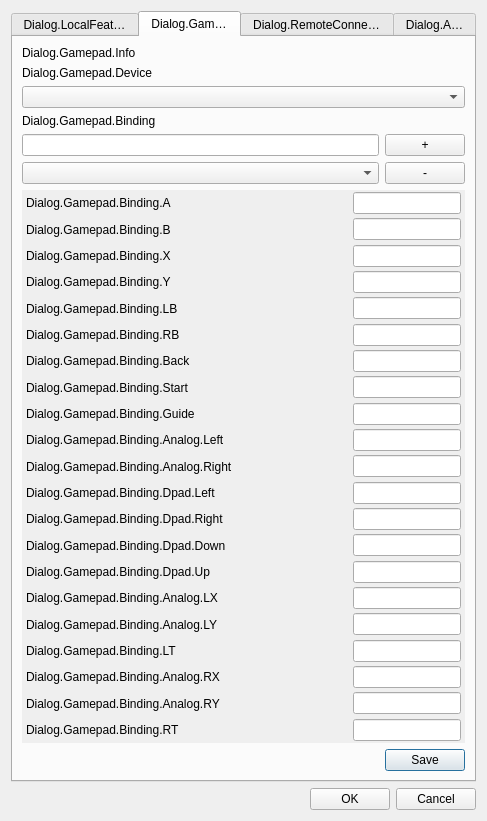
Before: the Qt Designer form src/gui/io_settings_dialog.ui in univrsal/input-overlay, drawn with Qt 5.
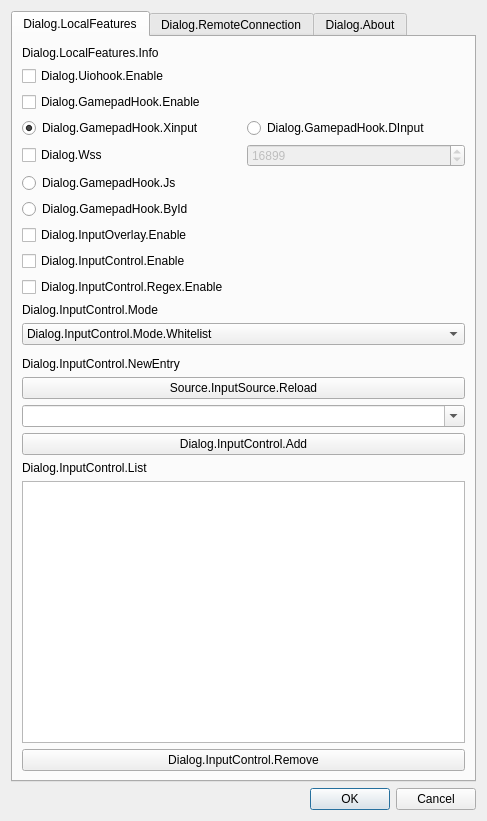
After: the same form once the commit is applied. The open tabs and pages were chosen to show the change.

Commit message:
Plugin, Presets, CCT: Switch to SDL2 for gamepad input
This removes the old gamepad library and instead uses SDL2 for all
gamepad input. This also means that the keycodes for gamepad buttons
have changed. All existing presets have been updated and the config tool
will convert the old codes when loading any preset. So conversion is as
easy as loading a preset and then saving it again.

The client has not been updated for now as there's more refactoring
needed for that.

The edit to the form file:
```diff
--- a/src/gui/io_settings_dialog.ui
+++ b/src/gui/io_settings_dialog.ui
@@ -268,1148 +268,6 @@
        </item>
       </layout>
      </widget>
-     <widget class="QWidget" name="tab_gamepad">
-      <attribute name="title">
-       <string>Dialog.Gamepad</string>
-      </attribute>
-      <layout class="QVBoxLayout" name="verticalLayout_3">
-       <item>
-        <widget class="QLabel" name="lbl_bindings">
-         <property name="text">
-          <string>Dialog.Gamepad.Info</string>
-         </property>
-        </widget>
-       </item>
-       <item>
-        <widget class="QLabel" name="label">
-         <property name="text">
-          <string>Dialog.Gamepad.Device</string>
-         </property>
-        </widget>
-       </item>
-       <item>
-        <widget class="QComboBox" name="cb_device"/>
-       </item>
-       <item>
-        <widget class="QLabel" name="label_2">
-         <property name="text">
-          <string>Dialog.Gamepad.Binding</string>
-         </property>
-        </widget>
-       </item>
-       <item>
-        <layout class="QHBoxLayout" name="horizontalLayout_25">
-         <item>
-          <widget class="QLineEdit" name="txt_new_binding_name"/>
-         </item>
-         <item>
-          <widget class="QPushButton" name="btn_add_bind">
-           <property name="sizePolicy">
-            <sizepolicy hsizetype="Minimum" vsizetype="Minimum">
-             <horstretch>0</horstretch>
-             <verstretch>0</verstretch>
-            </sizepolicy>
-           </property>
-           <property name="minimumSize">
-            <size>
-             <width>15</width>
-             <height>15</height>
-            </size>
-           </property>
-           <property name="text">
-            <string>+</string>
-           </property>
-          </widget>
-         </item>
-        </layout>
-       </item>
-       <item>
-        <layout class="QHBoxLayout" name="horizontalLayout_24">
-         <item>
-          <widget class="QComboBox" name="cb_bindings">
-           <property name="sizePolicy">
-            <sizepolicy hsizetype="Expanding" vsizetype="Fixed">
-             <horstretch>0</horstretch>
-             <verstretch>0</verstretch>
-            </sizepolicy>
-           </property>
-          </widget>
-         </item>
-         <item>
-          <widget class="QPushButton" name="btn_remove_bind">
-           <property name="sizePolicy">
-            <sizepolicy hsizetype="Minimum" vsizetype="Fixed">
-             <horstretch>0</horstretch>
-             <verstretch>0</verstretch>
-            </sizepolicy>
-           </property>
-           <property name="minimumSize">
-            <size>
-             <width>15</width>
-             <height>15</height>
-            </size>
-           </property>
-           <property name="text">
-            <string>-</string>
-           </property>
-          </widget>
-         </item>
-        </layout>
-       </item>
-       <item>
-        <widget class="QScrollArea" name="scrollArea">
-         <property name="frameShape">
-          <enum>QFrame::NoFrame</enum>
-         </property>
-         <property name="widgetResizable">
-          <bool>true</bool>
-         </property>
-         <widget class="QWidget" name="scrollAreaWidgetContents">
-          <property name="geometry">
-           <rect>
-            <x>0</x>
-            <y>0</y>
-            <width>433</width>
-            <height>609</height>
-           </rect>
-          </property>
-          <layout class="QVBoxLayout" name="verticalLayout_5">
-           <property name="spacing">
-            <number>0</number>
-           </property>
-           <property name="leftMargin">
-            <number>0</number>
-           </property>
-           <property name="topMargin">
-            <number>0</number>
-           </property>
-           <property name="rightMargin">
-            <number>0</number>
-           </property>
-           <property name="bottomMargin">
-            <number>0</number>
-           </property>
-           <item>
-            <widget class="QFrame" name="a">
-             <property name="frameShape">
-              <enum>QFrame::NoFrame</enum>
-             </property>
-             <property name="frameShadow">
-              <enum>QFrame::Raised</enum>
-             </property>
-             <layout class="QHBoxLayout" name="horizontalLayout_2">
-              <property name="spacing">
-               <number>4</number>
-              </property>
-              <property name="leftMargin">
-               <number>4</number>
-              </property>
-              <property name="topMargin">
-               <number>2</number>
-              </property>
-              <property name="rightMargin">
-               <number>4</number>
-              </property>
-              <property name="bottomMargin">
-               <number>2</number>
-              </property>
-              <item>
-               <widget class="QLabel" name="lbl_a">
-                <property name="text">
-                 <string>Dialog.Gamepad.Binding.A</string>
-                </property>
-               </widget>
-              </item>
-              <item>
-               <widget class="QLineEdit" name="txt_a">
-                <property name="sizePolicy">
-                 <sizepolicy hsizetype="Fixed" vsizetype="Fixed">
-                  <horstretch>0</horstretch>
-                  <verstretch>0</verstretch>
-                 </sizepolicy>
-                </property>
-                <property name="inputMask">
-                 <string>#00009</string>
-                </property>
-                <property name="readOnly">
-                 <bool>false</bool>
-                </property>
-               </widget>
-              </item>
-             </layout>
-            </widget>
-           </item>
-           <item>
-            <widget class="QFrame" name="b">
-             <property name="frameShape">
-              <enum>QFrame::NoFrame</enum>
-             </property>
-             <property name="frameShadow">
-              <enum>QFrame::Raised</enum>
-             </property>
-             <layout class="QHBoxLayout" name="horizontalLayout_3">
-              <property name="spacing">
-               <number>4</number>
-              </property>
-              <property name="leftMargin">
-               <number>4</number>
-              </property>
-              <property name="topMargin">
-               <number>2</number>
-              </property>
-              <property name="rightMargin">
-               <number>4</number>
-              </property>
-              <property name="bottomMargin">
-               <number>2</number>
-              </property>
-              <item>
-               <widget class="QLabel" name="lbl_b">
-                <property name="text">
-                 <string>Dialog.Gamepad.Binding.B</string>
-                </property>
-               </widget>
-              </item>
-              <item>
-               <widget class="QLineEdit" name="txt_b">
-                <property name="sizePolicy">
-                 <sizepolicy hsizetype="Fixed" vsizetype="Fixed">
-                  <horstretch>0</horstretch>
-                  <verstretch>0</verstretch>
-                 </sizepolicy>
-                </property>
-                <property name="inputMask">
-                 <string>#00009</string>
-                </property>
-                <property name="readOnly">
-                 <bool>false</bool>
-                </property>
-               </widget>
-              </item>
-             </layout>
-            </widget>
-           </item>
-           <item>
-            <widget class="QFrame" name="x">
-             <property name="frameShape">
-              <enum>QFrame::NoFrame</enum>
-             </property>
-             <property name="frameShadow">
-              <enum>QFrame::Raised</enum>
-             </property>
-             <layout class="QHBoxLayout" name="horizontalLayout_4">
-              <property name="spacing">
-               <number>4</number>
-              </property>
-              <property name="leftMargin">
-               <number>4</number>
-              </property>
-              <property name="topMargin">
-               <number>2</number>
-              </property>
-              <property name="rightMargin">
-               <number>4</number>
-              </property>
-              <property name="bottomMargin">
-               <number>2</number>
-              </property>
-              <item>
-               <widget class="QLabel" name="lbl_x">
-                <property name="text">
-                 <string>Dialog.Gamepad.Binding.X</string>
-                </property>
-               </widget>
-              </item>
-              <item>
-               <widget class="QLineEdit" name="txt_x">
-                <property name="sizePolicy">
-                 <sizepolicy hsizetype="Fixed" vsizetype="Fixed">
-                  <horstretch>0</horstretch>
-                  <verstretch>0</verstretch>
-                 </sizepolicy>
-                </property>
-                <property name="inputMask">
-                 <string>#00009</string>
-                </property>
-                <property name="readOnly">
-                 <bool>false</bool>
-                </property>
-               </widget>
-              </item>
-             </layout>
-            </widget>
-           </item>
-           <item>
-            <widget class="QFrame" name="y">
-             <property name="frameShape">
-              <enum>QFrame::NoFrame</enum>
-             </property>
-             <property name="frameShadow">
-              <enum>QFrame::Raised</enum>
-             </property>
-             <layout class="QHBoxLayout" name="horizontalLayout_5">
-              <property name="spacing">
-               <number>4</number>
-              </property>
-              <property name="leftMargin">
-               <number>4</number>
-              </property>
-              <property name="topMargin">
-               <number>2</number>
-              </property>
-              <property name="rightMargin">
-               <number>4</number>
-              </property>
-              <property name="bottomMargin">
-               <number>2</number>
-              </property>
-              <item>
-               <widget class="QLabel" name="lbl_y">
-                <property name="text">
-                 <string>Dialog.Gamepad.Binding.Y</string>
-                </property>
-               </widget>
-              </item>
-              <item>
-               <widget class="QLineEdit" name="txt_y">
-                <property name="sizePolicy">
-                 <sizepolicy hsizetype="Fixed" vsizetype="Fixed">
-                  <horstretch>0</horstretch>
-                  <verstretch>0</verstretch>
-                 </sizepolicy>
-                </property>
-                <property name="inputMask">
-                 <string>#00009</string>
-                </property>
-                <property name="readOnly">
-                 <bool>false</bool>
-                </property>
-               </widget>
-              </item>
-             </layout>
-            </widget>
-           </item>
-           <item>
-            <widget class="QFrame" name="lb">
-             <property name="frameShape">
-              <enum>QFrame::NoFrame</enum>
-             </property>
-             <property name="frameShadow">
-              <enum>QFrame::Raised</enum>
-             </property>
-             <layout class="QHBoxLayout" name="horizontalLayout_9">
-              <property name="leftMargin">
-               <number>4</number>
-              </property>
-              <property name="topMargin">
-               <number>2</number>
-              </property>
-              <property name="rightMargin">
-               <number>4</number>
-              </property>
-              <property name="bottomMargin">
-               <number>2</number>
-              </property>
-              <item>
-               <widget class="QLabel" name="lbl_lb">
-                <property name="text">
-                 <string>Dialog.Gamepad.Binding.LB</string>
-                </property>
-               </widget>
-              </item>
-              <item>
-               <widget class="QLineEdit" name="txt_lb">
-                <property name="sizePolicy">
-                 <sizepolicy hsizetype="Fixed" vsizetype="Fixed">
-                  <horstretch>0</horstretch>
-                  <verstretch>0</verstretch>
-                 </sizepolicy>
-                </property>
-                <property name="inputMask">
-                 <string>#00009</string>
-                </property>
-                <property name="readOnly">
-                 <bool>false</bool>
-                </property>
-               </widget>
-              </item>
-             </layout>
-            </widget>
-           </item>
-           <item>
-            <widget class="QFrame" name="rb">
-             <property name="frameShape">
-              <enum>QFrame::NoFrame</enum>
-             </property>
-             <property name="frameShadow">
-              <enum>QFrame::Raised</enum>
-             </property>
-             <layout class="QHBoxLayout" name="horizontalLayout_8">
-              <property name="spacing">
-               <number>4</number>
-              </property>
-              <property name="leftMargin">
-               <number>4</number>
-              </property>
-              <property name="topMargin">
-               <number>2</number>
-              </property>
-              <property name="rightMargin">
-               <number>4</number>
-              </property>
-              <property name="bottomMargin">
-               <number>2</number>
-              </property>
-              <item>
-               <widget class="QLabel" name="lbl_rb">
-                <property name="text">
-                 <string>Dialog.Gamepad.Binding.RB</string>
-                </property>
-               </widget>
-              </item>
-              <item>
-               <widget class="QLineEdit" name="txt_rb">
-                <property name="sizePolicy">
-                 <sizepolicy hsizetype="Fixed" vsizetype="Fixed">
-                  <horstretch>0</horstretch>
-                  <verstretch>0</verstretch>
-                 </sizepolicy>
-                </property>
-                <property name="inputMask">
-                 <string>#00009</string>
-                </property>
-                <property name="readOnly">
-                 <bool>false</bool>
-                </property>
-               </widget>
-              </item>
-             </layout>
-            </widget>
-           </item>
-           <item>
-            <widget class="QFrame" name="back">
-             <property name="frameShape">
-              <enum>QFrame::NoFrame</enum>
-             </property>
-             <property name="frameShadow">
-              <enum>QFrame::Raised</enum>
-             </property>
-             <layout class="QHBoxLayout" name="horizontalLayout_7">
-              <property name="spacing">
-               <number>4</number>
-              </property>
-              <property name="leftMargin">
-               <number>4</number>
-              </property>
-              <property name="topMargin">
-               <number>2</number>
-              </property>
-              <property name="rightMargin">
-               <number>4</number>
-              </property>
-              <property name="bottomMargin">
-               <number>2</number>
-              </property>
-              <item>
-               <widget class="QLabel" name="lbl_back">
-                <property name="text">
-                 <string>Dialog.Gamepad.Binding.Back</string>
-                </property>
-               </widget>
-              </item>
-              <item>
-               <widget class="QLineEdit" name="txt_back">
-                <property name="sizePolicy">
-                 <sizepolicy hsizetype="Fixed" vsizetype="Fixed">
-                  <horstretch>0</horstretch>
-                  <verstretch>0</verstretch>
-                 </sizepolicy>
-                </property>
-                <property name="inputMask">
-                 <string>#00009</string>
-                </property>
-                <property name="readOnly">
-                 <bool>false</bool>
-                </property>
-               </widget>
-              </item>
-             </layout>
-            </widget>
-           </item>
-           <item>
-            <widget class="QFrame" name="start">
-             <property name="frameShape">
-              <enum>QFrame::NoFrame</enum>
-             </property>
-             <property name="frameShadow">
-              <enum>QFrame::Raised</enum>
-             </property>
-             <layout class="QHBoxLayout" name="horizontalLayout_6">
-              <property name="spacing">
-               <number>4</number>
-              </property>
-              <property name="leftMargin">
-               <number>4</number>
-              </property>
-              <property name="topMargin">
-               <number>2</number>
-              </property>
-              <property name="rightMargin">
-               <number>4</number>
-              </property>
-              <property name="bottomMargin">
-               <number>2</number>
-              </property>
-              <item>
-               <widget class="QLabel" name="lbl_start">
-                <property name="text">
-                 <string>Dialog.Gamepad.Binding.Start</string>
-                </property>
-               </widget>
-              </item>
-              <item>
-               <widget class="QLineEdit" name="txt_start">
-                <property name="sizePolicy">
-                 <sizepolicy hsizetype="Fixed" vsizetype="Fixed">
-                  <horstretch>0</horstretch>
-                  <verstretch>0</verstretch>
-                 </sizepolicy>
-                </property>
-                <property name="inputMask">
-                 <string>#00009</string>
-                </property>
-                <property name="readOnly">
-                 <bool>false</bool>
-                </property>
-               </widget>
-              </item>
-             </layout>
-            </widget>
-           </item>
-           <item>
-            <widget class="QFrame" name="guide">
-             <property name="frameShape">
-              <enum>QFrame::NoFrame</enum>
-             </property>
-             <property name="frameShadow">
-              <enum>QFrame::Raised</enum>
-             </property>
-             <layout class="QHBoxLayout" name="horizontalLayout_22">
-              <property name="leftMargin">
-               <number>4</number>
-              </property>
-              <property name="topMargin">
-               <number>2</number>
-              </property>
-              <property name="rightMargin">
-               <number>4</number>
-              </property>
-              <property name="bottomMargin">
-               <number>2</number>
-              </property>
-              <item>
-               <widget class="QLabel" name="lbl_guide">
-                <property name="text">
-                 <string>Dialog.Gamepad.Binding.Guide</string>
-                </property>
-               </widget>
-              </item>
-              <item>
-               <widget class="QLineEdit" name="txt_guide">
-                <property name="sizePolicy">
-                 <sizepolicy hsizetype="Fixed" vsizetype="Fixed">
-                  <horstretch>0</horstretch>
-                  <verstretch>0</verstretch>
-                 </sizepolicy>
-                </property>
-                <property name="inputMask">
-                 <string>#00009</string>
-                </property>
-                <property name="readOnly">
-                 <bool>false</bool>
-                </property>
-               </widget>
-              </item>
-             </layout>
-            </widget>
-           </item>
-           <item>
-            <widget class="QFrame" name="analog_left">
-             <property name="frameShape">
-              <enum>QFrame::NoFrame</enum>
-             </property>
-             <property name="frameShadow">
-              <enum>QFrame::Raised</enum>
-             </property>
-             <layout class="QHBoxLayout" name="horizontalLayout_16">
-              <property name="leftMargin">
-               <number>4</number>
-              </property>
-              <property name="topMargin">
-               <number>2</number>
-              </property>
-              <property name="rightMargin">
-               <number>4</number>
-              </property>
-              <property name="bottomMargin">
-               <number>2</number>
-              </property>
-              <item>
-               <widget class="QLabel" name="lbl_analog_left">
-                <property name="text">
-                 <string>Dialog.Gamepad.Binding.Analog.Left</string>
-                </property>
-               </widget>
-              </item>
-              <item>
-               <widget class="QLineEdit" name="txt_analog_left">
-                <property name="sizePolicy">
-                 <sizepolicy hsizetype="Fixed" vsizetype="Fixed">
-                  <horstretch>0</horstretch>
-                  <verstretch>0</verstretch>
-                 </sizepolicy>
-                </property>
-                <property name="inputMask">
-                 <string>#00009</string>
-                </property>
-                <property name="readOnly">
-                 <bool>false</bool>
-                </property>
-               </widget>
-              </item>
-             </layout>
-            </widget>
-           </item>
-           <item>
-            <widget class="QFrame" name="analog_right">
-             <property name="frameShape">
-              <enum>QFrame::NoFrame</enum>
-             </property>
-             <property name="frameShadow">
-              <enum>QFrame::Raised</enum>
-             </property>
-             <layout class="QHBoxLayout" name="horizontalLayout_17">
-              <property name="leftMargin">
-               <number>4</number>
-              </property>
-              <property name="topMargin">
-               <number>2</number>
-              </property>
-              <property name="rightMargin">
-               <number>4</number>
-              </property>
-              <property name="bottomMargin">
-               <number>2</number>
-              </property>
-              <item>
-               <widget class="QLabel" name="lbl_analog_right">
-                <property name="text">
-                 <string>Dialog.Gamepad.Binding.Analog.Right</string>
-                </property>
-               </widget>
-              </item>
-              <item>
-               <widget class="QLineEdit" name="txt_analog_right">
-                <property name="sizePolicy">
-                 <sizepolicy hsizetype="Fixed" vsizetype="Fixed">
-                  <horstretch>0</horstretch>
-                  <verstretch>0</verstretch>
-                 </sizepolicy>
-                </property>
-                <property name="inputMask">
-                 <string>#00009</string>
-                </property>
-                <property name="readOnly">
-                 <bool>false</bool>
-                </property>
-               </widget>
-              </item>
-             </layout>
-            </widget>
-           </item>
-           <item>
-            <widget class="QFrame" name="dpad_left">
-             <property name="frameShape">
-              <enum>QFrame::NoFrame</enum>
-             </property>
-             <property name="frameShadow">
-              <enum>QFrame::Raised</enum>
-             </property>
-             <layout class="QHBoxLayout" name="horizontalLayout_14">
-              <property name="leftMargin">
-               <number>4</number>
-              </property>
-              <property name="topMargin">
-               <number>2</number>
-              </property>
-              <property name="rightMargin">
-               <number>4</number>
-              </property>
-              <property name="bottomMargin">
-               <number>2</number>
-              </property>
-              <item>
-               <widget class="QLabel" name="lbl_dpad_left">
-                <property name="text">
-                 <string>Dialog.Gamepad.Binding.Dpad.Left</string>
-                </property>
-               </widget>
-              </item>
-              <item>
-               <widget class="QLineEdit" name="txt_dpad_left">
-                <property name="sizePolicy">
-                 <sizepolicy hsizetype="Fixed" vsizetype="Fixed">
-                  <horstretch>0</horstretch>
-                  <verstretch>0</verstretch>
-                 </sizepolicy>
-                </property>
-                <property name="inputMask">
-                 <string>#00009</string>
-                </property>
-                <property name="readOnly">
-                 <bool>false</bool>
-                </property>
-               </widget>
-              </item>
-             </layout>
-            </widget>
-           </item>
-           <item>
-            <widget class="QFrame" name="dpad_right">
-             <property name="frameShape">
-              <enum>QFrame::NoFrame</enum>
-             </property>
-             <property name="frameShadow">
-              <enum>QFrame::Raised</enum>
-             </property>
-             <layout class="QHBoxLayout" name="horizontalLayout_15">
-              <property name="leftMargin">
-               <number>4</number>
-              </property>
-              <property name="topMargin">
-               <number>2</number>
-              </property>
-              <property name="rightMargin">
-               <number>4</number>
-              </property>
-              <property name="bottomMargin">
-               <number>2</number>
-              </property>
-              <item>
-               <widget class="QLabel" name="lbl_dpad_right">
-                <property name="text">
-                 <string>Dialog.Gamepad.Binding.Dpad.Right</string>
-                </property>
-               </widget>
-              </item>
-              <item>
-               <widget class="QLineEdit" name="txt_dpad_right">
-                <property name="sizePolicy">
-                 <sizepolicy hsizetype="Fixed" vsizetype="Fixed">
-                  <horstretch>0</horstretch>
-                  <verstretch>0</verstretch>
-                 </sizepolicy>
-                </property>
-                <property name="inputMask">
-                 <string>#00009</string>
-                </property>
-                <property name="readOnly">
-                 <bool>false</bool>
-                </property>
-               </widget>
-              </item>
-             </layout>
-            </widget>
-           </item>
-           <item>
-            <widget class="QFrame" name="dpad_down">
-             <property name="frameShape">
-              <enum>QFrame::NoFrame</enum>
-             </property>
-             <property name="frameShadow">
-              <enum>QFrame::Raised</enum>
-             </property>
-             <layout class="QHBoxLayout" name="horizontalLayout_13">
-              <property name="leftMargin">
-               <number>4</number>
-              </property>
-              <property name="topMargin">
-               <number>2</number>
-              </property>
-              <property name="rightMargin">
-               <number>4</number>
-              </property>
-              <property name="bottomMargin">
-               <number>2</number>
-              </property>
-              <item>
-               <widget class="QLabel" name="lbl_dpad_down">
-                <property name="text">
-                 <string>Dialog.Gamepad.Binding.Dpad.Down</string>
-                </property>
-               </widget>
-              </item>
-              <item>
-               <widget class="QLineEdit" name="txt_dpad_down">
-                <property name="sizePolicy">
-                 <sizepolicy hsizetype="Fixed" vsizetype="Fixed">
-                  <horstretch>0</horstretch>
-                  <verstretch>0</verstretch>
-                 </sizepolicy>
-                </property>
-                <property name="inputMask">
-                 <string>#00009</string>
-                </property>
-                <property name="readOnly">
-                 <bool>false</bool>
-                </property>
-               </widget>
-              </item>
-             </layout>
-            </widget>
-           </item>
-           <item>
-            <widget class="QFrame" name="dpad_up">
-             <property name="frameShape">
-              <enum>QFrame::NoFrame</enum>
-             </property>
-             <property name="frameShadow">
-              <enum>QFrame::Raised</enum>
-             </property>
-             <layout class="QHBoxLayout" name="horizontalLayout_12">
-              <property name="leftMargin">
-               <number>4</number>
-              </property>
-              <property name="topMargin">
-               <number>2</number>
-              </property>
-              <property name="rightMargin">
-               <number>4</number>
-              </property>
-              <property name="bottomMargin">
-               <number>2</number>
-              </property>
-              <item>
-               <widget class="QLabel" name="lbl_dpad_up">
-                <property name="text">
-                 <string>Dialog.Gamepad.Binding.Dpad.Up</string>
-                </property>
-               </widget>
-              </item>
-              <item>
-               <widget class="QLineEdit" name="txt_dpad_up">
-                <property name="sizePolicy">
-                 <sizepolicy hsizetype="Fixed" vsizetype="Fixed">
-                  <horstretch>0</horstretch>
-                  <verstretch>0</verstretch>
-                 </sizepolicy>
-                </property>
-                <property name="inputMask">
-                 <string>#00009</string>
-                </property>
-                <property name="readOnly">
-                 <bool>false</bool>
-                </property>
-               </widget>
-              </item>
-             </layout>
-            </widget>
-           </item>
-           <item>
-            <widget class="QFrame" name="lx">
-             <property name="frameShape">
-              <enum>QFrame::NoFrame</enum>
-             </property>
-             <property name="frameShadow">
-              <enum>QFrame::Raised</enum>
-             </property>
-             <layout class="QHBoxLayout" name="horizontalLayout_20">
-              <property name="leftMargin">
-               <number>4</number>
-              </property>
-              <property name="topMargin">
-               <number>2</number>
-              </property>
-              <property name="rightMargin">
-               <number>4</number>
-              </property>
-              <property name="bottomMargin">
-               <number>2</number>
-              </property>
-              <item>
-               <widget class="QLabel" name="lbl_lx">
-                <property name="text">
-                 <string>Dialog.Gamepad.Binding.Analog.LX</string>
-                </property>
-               </widget>
-              </item>
-              <item>
-               <widget class="QLineEdit" name="txt_lx">
-                <property name="sizePolicy">
-                 <sizepolicy hsizetype="Fixed" vsizetype="Fixed">
-                  <horstretch>0</horstretch>
-                  <verstretch>0</verstretch>
-                 </sizepolicy>
-                </property>
-                <property name="inputMask">
-                 <string>#00009</string>
-                </property>
-                <property name="readOnly">
-                 <bool>false</bool>
-                </property>
-               </widget>
-              </item>
-             </layout>
-            </widget>
-           </item>
-           <item>
-            <widget class="QFrame" name="ly">
-             <property name="frameShape">
-              <enum>QFrame::NoFrame</enum>
-             </property>
-             <property name="frameShadow">
-              <enum>QFrame::Raised</enum>
-             </property>
-             <layout class="QHBoxLayout" name="horizontalLayout_21">
-              <property name="leftMargin">
-               <number>4</number>
-              </property>
-              <property name="topMargin">
-               <number>2</number>
-              </property>
-              <property name="rightMargin">
-               <number>4</number>
-              </property>
-              <property name="bottomMargin">
-               <number>2</number>
-              </property>
-              <item>
-               <widget class="QLabel" name="lbl_ly">
-                <property name="text">
-                 <string>Dialog.Gamepad.Binding.Analog.LY</string>
-                </property>
-               </widget>
-              </item>
-              <item>
-               <widget class="QLineEdit" name="txt_ly">
-                <property name="sizePolicy">
-                 <sizepolicy hsizetype="Fixed" vsizetype="Fixed">
-                  <horstretch>0</horstretch>
-                  <verstretch>0</verstretch>
-                 </sizepolicy>
-                </property>
-                <property name="inputMask">
-                 <string>#00009</string>
-                </property>
-                <property name="readOnly">
-                 <bool>false</bool>
-                </property>
-               </widget>
-              </item>
-             </layout>
-            </widget>
-           </item>
-           <item>
-            <widget class="QFrame" name="lt">
-             <property name="frameShape">
-              <enum>QFrame::NoFrame</enum>
-             </property>
-             <property name="frameShadow">
-              <enum>QFrame::Raised</enum>
-             </property>
-             <layout class="QHBoxLayout" name="horizontalLayout_10">
-              <property name="leftMargin">
-               <number>4</number>
-              </property>
-              <property name="topMargin">
-               <number>2</number>
-              </property>
-              <property name="rightMargin">
-               <number>4</number>
-              </property>
-              <property name="bottomMargin">
-               <number>2</number>
-              </property>
-              <item>
-               <widget class="QLabel" name="lbl_lt">
-                <property name="text">
-                 <string>Dialog.Gamepad.Binding.LT</string>
-                </property>
-               </widget>
-              </item>
-              <item>
-               <widget class="QLineEdit" name="txt_lt">
-                <property name="sizePolicy">
-                 <sizepolicy hsizetype="Fixed" vsizetype="Fixed">
-                  <horstretch>0</horstretch>
-                  <verstretch>0</verstretch>
-                 </sizepolicy>
-                </property>
-                <property name="inputMask">
-                 <string>#00009</string>
-                </property>
-                <property name="readOnly">
-                 <bool>false</bool>
-                </property>
-               </widget>
-              </item>
-             </layout>
-            </widget>
-           </item>
-           <item>
-            <widget class="QFrame" name="rx">
-             <property name="frameShape">
-              <enum>QFrame::NoFrame</enum>
-             </property>
-             <property name="frameShadow">
-              <enum>QFrame::Raised</enum>
-             </property>
-             <layout class="QHBoxLayout" name="horizontalLayout_18">
-              <property name="leftMargin">
-               <number>4</number>
-              </property>
-              <property name="topMargin">
-               <number>2</number>
-              </property>
-              <property name="rightMargin">
-               <number>4</number>
-              </property>
-              <property name="bottomMargin">
-               <number>2</number>
-              </property>
-              <item>
-               <widget class="QLabel" name="lbl_rx">
-                <property name="text">
-                 <string>Dialog.Gamepad.Binding.Analog.RX</string>
-                </property>
-               </widget>
-              </item>
-              <item>
-               <widget class="QLineEdit" name="txt_rx">
-                <property name="sizePolicy">
-                 <sizepolicy hsizetype="Fixed" vsizetype="Fixed">
-                  <horstretch>0</horstretch>
-                  <verstretch>0</verstretch>
-                 </sizepolicy>
-                </property>
-                <property name="inputMask">
-                 <string>#00009</string>
-                </property>
-                <property name="readOnly">
-                 <bool>false</bool>
-                </property>
-               </widget>
-              </item>
-             </layout>
-            </widget>
-           </item>
-           <item>
-            <widget class="QFrame" name="ry">
-             <property name="frameShape">
-              <enum>QFrame::NoFrame</enum>
-             </property>
-             <property name="frameShadow">
-              <enum>QFrame::Raised</enum>
-             </property>
-             <layout class="QHBoxLayout" name="horizontalLayout_19">
-              <property name="leftMargin">
-               <number>4</number>
-              </property>
-              <property name="topMargin">
-               <number>2</number>
-              </property>
-              <property name="rightMargin">
-               <number>4</number>
-              </property>
-              <property name="bottomMargin">
-               <number>2</number>
-              </property>
-              <item>
-               <widget class="QLabel" name="lbl_ry">
-                <property name="text">
-                 <string>Dialog.Gamepad.Binding.Analog.RY</string>
-                </property>
-               </widget>
-              </item>
-              <item>
-               <widget class="QLineEdit" name="txt_ry">
-                <property name="sizePolicy">
-                 <sizepolicy hsizetype="Fixed" vsizetype="Fixed">
-                  <horstretch>0</horstretch>
-                  <verstretch>0</verstretch>
-                 </sizepolicy>
-                </property>
-                <property name="inputMask">
-                 <string>#00009</string>
-                </property>
-                <property name="readOnly">
-                 <bool>false</bool>
-                </property>
-               </widget>
-              </item>
-             </layout>
-            </widget>
-           </item>
-           <item>
-            <widget class="QFrame" name="rt">
-             <property name="frameShape">
-              <enum>QFrame::NoFrame</enum>
-             </property>
-             <property name="frameShadow">
-              <enum>QFrame::Raised</enum>
-             </property>
-             <layout class="QHBoxLayout" name="horizontalLayout_11">
-              <property name="leftMargin">
-               <number>4</number>
-              </property>
-              <property name="topMargin">
-               <number>2</number>
-              </property>
-              <property name="rightMargin">
-               <number>4</number>
-              </property>
-              <property name="bottomMargin">
-               <number>2</number>
-              </property>
-              <item>
-               <widget class="QLabel" name="lbl_rt">
-                <property name="text">
-                 <string>Dialog.Gamepad.Binding.RT</string>
-                </property>
-               </widget>
-              </item>
-              <item>
-               <widget class="QLineEdit" name="txt_rt">
-                <property name="sizePolicy">
-                 <sizepolicy hsizetype="Fixed" vsizetype="Fixed">
-                  <horstretch>0</horstretch>
-                  <verstretch>0</verstretch>
-                 </sizepolicy>
-                </property>
-                <property name="inputMask">
-                 <string>#00009</string>
-                </property>
-                <property name="readOnly">
-                 <bool>false</bool>
-                </property>
-               </widget>
-              </item>
-             </layout>
-            </widget>
-           </item>
-          </layout>
-         </widget>
-        </widget>
-       </item>
-       <item>
-        <widget class="QDialogButtonBox" name="box_binding">
-         <property name="standardButtons">
-          <set>QDialogButtonBox::Save</set>
-         </property>
-        </widget>
-       </item>
-      </layout>
-     </widget>
      <widget class="QWidget" name="tab_remote">
       <property name="sizePolicy">
        <sizepolicy hsizetype="Preferred" vsizetype="Preferred">
```
Left out of the diff: 2 changed lines with no effect on the pictures. The commit also changes 138 other files.
